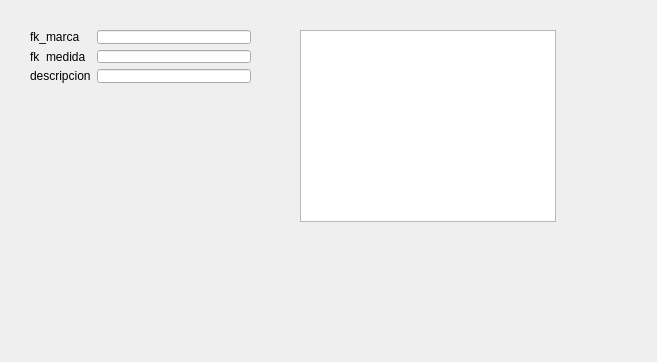
Qt form ManagerM/search_articulo.ui (janfranco27/TheProyect) before a commit.
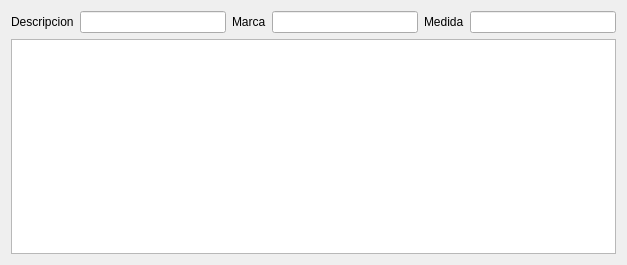
The same form after that commit. Custom widgets are drawn as their Qt base class.

Commit message: Articulos- proveedor

```diff
--- a/ManagerM/search_articulo.ui
+++ b/ManagerM/search_articulo.ui
@@ -6,65 +6,56 @@
    <rect>
     <x>0</x>
     <y>0</y>
-    <width>657</width>
-    <height>362</height>
+    <width>627</width>
+    <height>265</height>
    </rect>
   </property>
   <property name="windowTitle">
    <string>SearchForm</string>
   </property>
-  <widget class="QWidget" name="gridLayoutWidget">
-   <property name="geometry">
-    <rect>
-     <x>30</x>
-     <y>30</y>
-     <width>221</width>
-     <height>53</height>
-    </rect>
-   </property>
+  <layout class="QGridLayout" name="gridLayout_3">
+   <item row="0" column="0">
+    <layout class="QGridLayout" name="gridLayout_2">
+     <item row="0" column="0">
    <layout class="QGridLayout" name="gridLayout">
-<item row="1" column ="0">
+       <item row="0" column="0">
+        <widget class="QLabel" name="l_descripcion">
+         <property name="text">
+          <string>Descripcion</string>
+         </property>
+        </widget>
+       </item>
+       <item row="0" column="1">
+        <widget class="LineEdit" name="le_descripcion"/>
+       </item>
+       <item row="0" column="2">
 <widget class="QLabel" name="l_fk_marca">
 <property name="text">
-<string>fk_marca</string>
+          <string>Marca</string>
 </property>
 </widget>
 </item>
-<item row="1" column="1">
+       <item row="0" column="3">
 <widget class="LineEdit" name="le_fk_marca"/>
 </item>
-<item row="2" column ="0">
-<widget class="QLabel" name="l_fk_medida">
-<property name="text">
-<string>fk_medida</string>
-</property>
-</widget>
-</item>
-<item row="2" column="1">
+       <item row="0" column="5">
 <widget class="LineEdit" name="le_fk_medida"/>
 </item>
-<item row="3" column ="0">
-<widget class="QLabel" name="l_descripcion">
+       <item row="0" column="4">
+        <widget class="QLabel" name="l_fk_medida">
 <property name="text">
-<string>descripcion</string>
+          <string>Medida</string>
 </property>
 </widget>
 </item>
-<item row="3" column="1">
-<widget class="LineEdit" name="le_descripcion"/>
-</item>
-  </layout>
-  </widget>
-  <widget class="QTableView" name="tableView">
-   <property name="geometry">
-    <rect>
-     <x>300</x>
-     <y>30</y>
-     <width>256</width>
-     <height>192</height>
-    </rect>
-   </property>
-  </widget>
+      </layout>
+     </item>
+     <item row="1" column="0">
+      <widget class="QTableView" name="tableView"/>
+     </item>
+    </layout>
+   </item>
+  </layout>
  </widget>
  <customwidgets>
   <customwidget>
```
Lines whose indentation alone changed are shown as unchanged. The commit also changes 44 other files.
